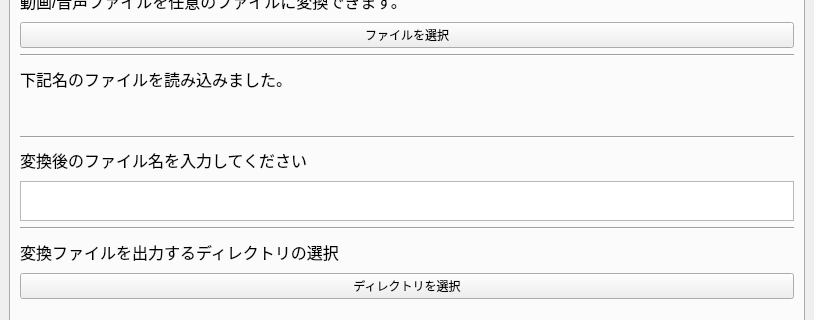
Akasakax/Easy_Converter, file mainwindow.ui: the form before one commit; both pictures show x 0 to 814 and y 81 to 401 of the 814 by 620 pixel window.
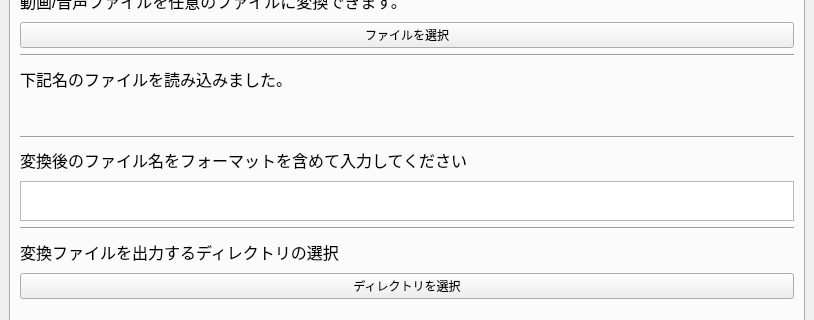
The form after the commit.

Commit message:
エラー機能の追加
諸々のエラーを表示させるようにした

What changed in the file:
```diff
--- a/mainwindow.ui
+++ b/mainwindow.ui
@@ -108,7 +108,7 @@
            </font>
           </property>
           <property name="text">
-           <string>変換後のファイル名を入力してください</string>
+           <string>変換後のファイル名をフォーマットを含めて入力してください</string>
           </property>
          </widget>
         </item>
```
Left out of the diff: 2 changed lines with no effect on the pictures. The commit also changes 2 other files.
